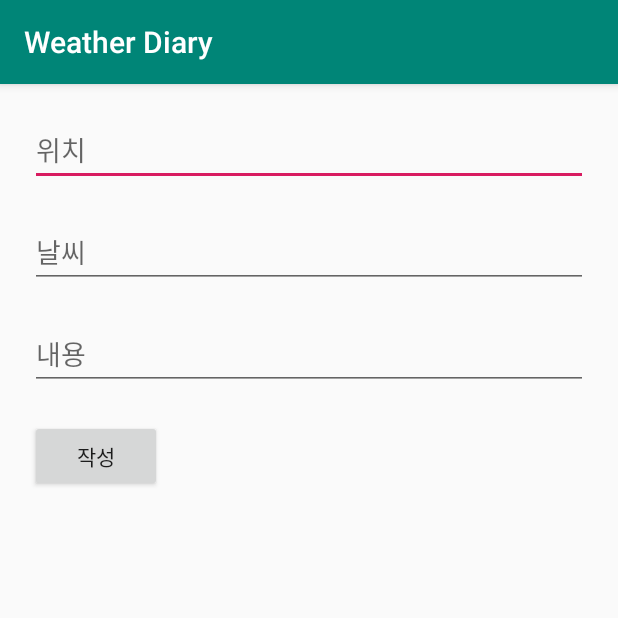
After one commit to chaeniiz/weather-diary, an Android app: the WriteActivity screen opened directly, with no data from a screen before it, on a phone screen of 412 x 824 dp, the top half of it. The commit adds this screen. Run offline under Robolectric (Android 15) with nearby library versions, the phone set to English and light mode, and no system bars; network calls fail; 1 statement that could not run was skipped.

Commit message:
Add `WriteActivity`, `WritePresenter`, `WriteView`

```diff
--- a/app/build.gradle
+++ b/app/build.gradle
@@ -41,6 +41,7 @@ dependencies {
     implementation "org.jetbrains.kotlin:kotlin-stdlib-jdk7:$kotlin_version"
     implementation "androidx.appcompat:appcompat:$app_compat_version"
     implementation "androidx.constraintlayout:constraintlayout:$constraint_layout_version"
+    implementation "org.jetbrains.anko:anko-sdk19:$anko_version"
 
     implementation "io.reactivex.rxjava2:rxandroid:$rx_android_version"
     implementation "io.reactivex.rxjava2:rxjava:$rx_java_version"
--- a/app/src/main/AndroidManifest.xml
+++ b/app/src/main/AndroidManifest.xml
@@ -21,6 +21,7 @@
                 <category android:name="android.intent.category.LAUNCHER" />
             </intent-filter>
         </activity>
+        <activity android:name=".presentation.write.WriteActivity" />
 
     </application>
 
--- a/app/src/main/java/com/chaeniiz/weatherdiary/data/local/model/Diary.kt
+++ b/app/src/main/java/com/chaeniiz/weatherdiary/data/local/model/Diary.kt
@@ -9,7 +9,7 @@ import java.util.*
 class Diary(
     @PrimaryKey val id: Int,
     @ColumnInfo(name = "location") val location: String,
-    @ColumnInfo(name = "weather") val weather: Weather,
+    @ColumnInfo(name = "weather") val weather: String,
     @ColumnInfo(name = "content") val content: String,
     @ColumnInfo(name = "updated_at") val updatedAt: Date
 )
--- a/app/src/main/java/com/chaeniiz/weatherdiary/presentation/main/MainPresenter.kt
+++ b/app/src/main/java/com/chaeniiz/weatherdiary/presentation/main/MainPresenter.kt
@@ -35,4 +35,8 @@ class MainPresenter(
             }
         })
     }
+
+    fun onWriteButtonClicked() {
+        view.startWriteActivity()
+    }
 }
--- a/app/src/main/java/com/chaeniiz/weatherdiary/presentation/main/MainView.kt
+++ b/app/src/main/java/com/chaeniiz/weatherdiary/presentation/main/MainView.kt
@@ -2,4 +2,5 @@ package com.chaeniiz.weatherdiary.presentation.main
 
 interface MainView {
     fun setTextView(text: String)
+    fun startWriteActivity()
 }
--- /dev/null
+++ b/app/src/main/java/com/chaeniiz/weatherdiary/presentation/write/WriteActivity.kt
@@ -0,0 +1,35 @@
+package com.chaeniiz.weatherdiary.presentation.write
+
+import android.content.Context
+import android.os.Bundle
+import androidx.appcompat.app.AppCompatActivity
+import com.chaeniiz.weatherdiary.R
+import kotlinx.android.synthetic.main.activity_write.*
+import org.jetbrains.anko.intentFor
+import org.jetbrains.anko.onClick
+
+class WriteActivity : AppCompatActivity(), WriteView {
+
+    companion object {
+        fun start(context: Context) {
+            context.startActivity(
+                context.intentFor<WriteActivity>()
+            )
+        }
+    }
+
+    private val presenter: WritePresenter by lazy {
+        WritePresenter(this, this)
+    }
+
+    override fun onCreate(savedInstanceState: Bundle?) {
+        super.onCreate(savedInstanceState)
+        setContentView(R.layout.activity_write)
+
+        writeButton.onClick {
+
+        }
+
+        presenter.onCreate()
+    }
+}
--- /dev/null
+++ b/app/src/main/java/com/chaeniiz/weatherdiary/presentation/write/WritePresenter.kt
@@ -0,0 +1,12 @@
+package com.chaeniiz.weatherdiary.presentation.write
+
+import android.content.Context
+
+class WritePresenter(
+    val view: WriteView,
+    context: Context
+) {
+    fun onCreate() {
+
+    }
+}
--- /dev/null
+++ b/app/src/main/java/com/chaeniiz/weatherdiary/presentation/write/WriteView.kt
@@ -0,0 +1,4 @@
+package com.chaeniiz.weatherdiary.presentation.write
+
+interface WriteView {
+}
--- /dev/null
+++ b/app/src/main/res/layout/activity_write.xml
@@ -0,0 +1,40 @@
+<?xml version="1.0" encoding="utf-8"?>
+<LinearLayout xmlns:android="http://schemas.android.com/apk/res/android"
+    android:layout_width="match_parent"
+    android:layout_height="match_parent"
+    android:orientation="vertical"
+    android:layout_margin="20dp">
+
+    <EditText
+        android:id="@+id/locationEditText"
+        android:layout_width="match_parent"
+        android:layout_height="wrap_content"
+        android:hint="위치"
+        />
+
+    <EditText
+        android:id="@+id/weatherEditText"
+        android:layout_width="match_parent"
+        android:layout_height="wrap_content"
+        android:hint="날씨"
+        android:layout_marginTop="20dp"
+        />
+
+    <EditText
+        android:id="@+id/contentEditText"
+        android:layout_width="match_parent"
+        android:layout_height="wrap_content"
+        android:hint="내용"
+        android:layout_marginTop="20dp"
+        />
+
+    <Button
+        android:id="@+id/writeButton"
+        android:layout_width="wrap_content"
+        android:layout_height="wrap_content"
+        android:text="작성"
+        android:gravity="center"
+        android:layout_marginTop="20dp"
+        />
+
+</LinearLayout>
--- a/build.gradle
+++ b/build.gradle
@@ -17,6 +17,7 @@ buildscript {
         app_compat_version = '1.1.0'
         constraint_layout_version = '1.1.3'
         runner_rule_version = '1.2.0'
+        anko_version = '0.9'
 
         rx_android_version = '2.1.0'
         rx_java_version = '2.2.2'
```
Also changed, not shown: app/src/main/java/com/chaeniiz/weatherdiary/presentation/main/MainActivity.kt (+10 -0 lines), app/src/main/res/layout/activity_main.xml (+10 -0 lines).
